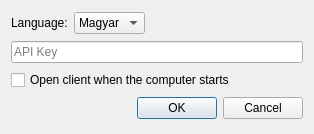
Qt form design/options.ui (DevTeamSCH/printer-client) before a commit.
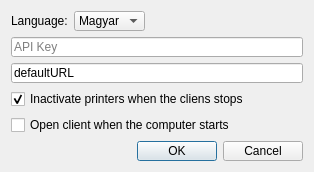
The same form after that commit.

Commit message: Options kiegészítése

The edit to the form file:
```diff
--- a/design/options.ui
+++ b/design/options.ui
@@ -7,11 +7,11 @@
     <x>0</x>
     <y>0</y>
     <width>314</width>
-    <height>134</height>
+    <height>172</height>
    </rect>
   </property>
   <property name="sizePolicy">
-   <sizepolicy hsizetype="Fixed" vsizetype="Fixed">
+   <sizepolicy hsizetype="Preferred" vsizetype="Preferred">
     <horstretch>0</horstretch>
     <verstretch>0</verstretch>
    </sizepolicy>
@@ -19,13 +19,13 @@
   <property name="minimumSize">
    <size>
     <width>314</width>
-    <height>134</height>
+    <height>172</height>
    </size>
   </property>
   <property name="maximumSize">
    <size>
     <width>314</width>
-    <height>134</height>
+    <height>172</height>
    </size>
   </property>
   <property name="windowTitle">
@@ -86,6 +86,26 @@
      </property>
     </widget>
    </item>
+   <item>
+    <widget class="QLineEdit" name="serverURLEdit">
+     <property name="text">
+      <string>defaultURL</string>
+     </property>
+     <property name="placeholderText">
+      <string>Server URL</string>
+     </property>
+    </widget>
+   </item>
+   <item>
+    <widget class="QCheckBox" name="inactivatePrintersBox">
+     <property name="text">
+      <string>Inactivate printers when the cliens stops</string>
+     </property>
+     <property name="checked">
+      <bool>true</bool>
+     </property>
+    </widget>
+   </item>
    <item alignment="Qt::AlignLeft">
     <widget class="QCheckBox" name="startBox">
      <property name="text">
```
